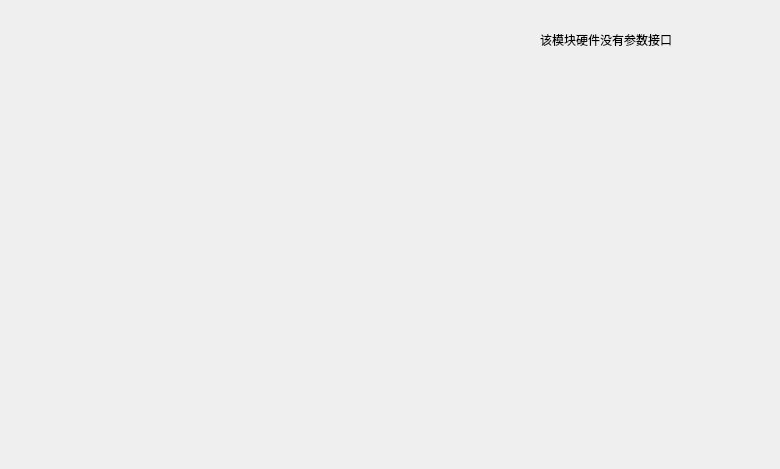
First picture: the form in Link_tab/dpc_tab.ui, repository HuJingwen1211/MCISP, before the edit.
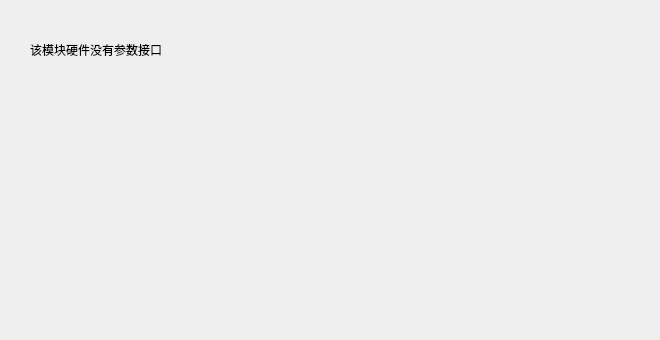
Second picture: the form after the edit.

```diff
--- a/Link_tab/dpc_tab.ui
+++ b/Link_tab/dpc_tab.ui
@@ -6,10 +6,16 @@
    <rect>
     <x>0</x>
     <y>0</y>
-    <width>780</width>
-    <height>469</height>
+    <width>660</width>
+    <height>340</height>
    </rect>
   </property>
+  <property name="minimumSize">
+   <size>
+    <width>660</width>
+    <height>340</height>
+   </size>
+  </property>
   <property name="windowTitle">
    <string>MainWindow</string>
   </property>
@@ -17,8 +23,8 @@
    <widget class="QLabel" name="label">
     <property name="geometry">
      <rect>
-      <x>540</x>
-      <y>30</y>
+      <x>30</x>
+      <y>40</y>
       <width>191</width>
       <height>19</height>
      </rect>
```
